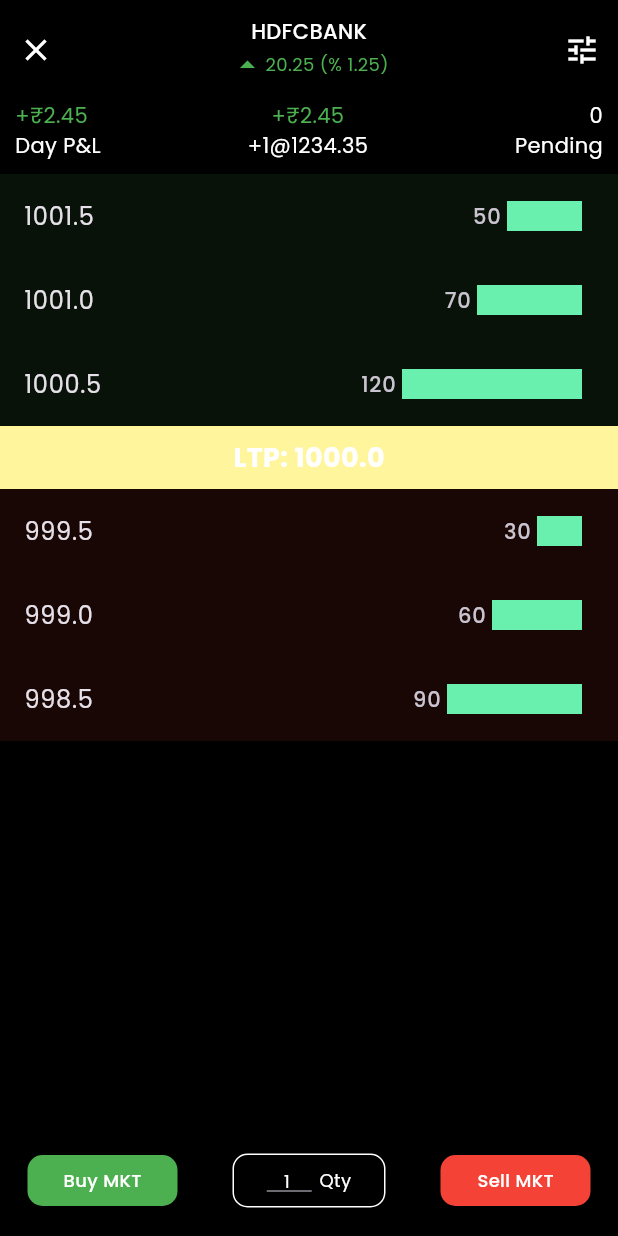
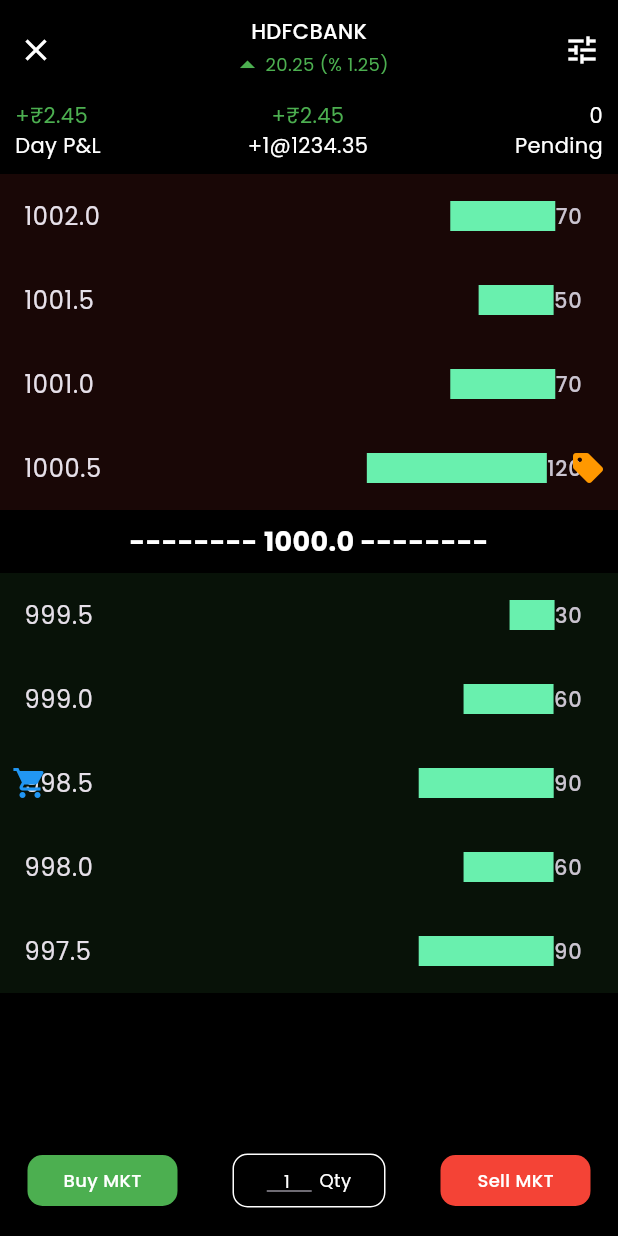
Before and after one commit to abhi-staark/ladder-task, a Flutter app: the screen it shows after launch, on a phone screen of 412 x 824 dp. Run offline on Flutter 3.47's test engine with Material 3 defaults, Android fonts, the phone set to English and light mode, and no system bars; our stand-ins replace google_fonts.

Commit message:
ladder view

```diff
--- a/tradeapp/lib/src/features/ladder_view/presentation/widgets/price_ladder.dart
+++ b/tradeapp/lib/src/features/ladder_view/presentation/widgets/price_ladder.dart
@@ -1,48 +1,184 @@
 import 'package:flutter/material.dart';
+import 'package:tradeapp/src/features/ladder_view/presentation/widgets/price_selection_overlay.dart';
 import 'package:tradeapp/src/utils/helper_functions.dart';
+import 'package:tradeapp/src/widgets/histogram.dart';
 import 'package:tradeapp/src/widgets/price_tile.dart';
 
-class PriceLadder extends StatelessWidget {
-  // Sample Data for Bids and Asks
-  final List<Map<String, String>> bids = [
-    {'price': '1001.5', 'quantity': '50'},
-    {'price': '1001.0', 'quantity': '70'},
-    {'price': '1000.5', 'quantity': '120'},
+import 'package:flutter/material.dart';
+
+class PriceLadder extends StatefulWidget {
+  final List<Map<String, dynamic>> asks = [
+    {'price': '1002.0', 'oi': '70', 'orderStatus': 'noOrder'},
+    {'price': '1001.5', 'oi': '50', 'orderStatus': 'noOrder'},
+    {'price': '1001.0', 'oi': '70', 'orderStatus': 'noOrder'},
+    {'price': '1000.5', 'oi': '120', 'orderStatus': 'openSell'},
   ];
 
-  final List<Map<String, String>> asks = [
-    {'price': '999.5', 'quantity': '30'},
-    {'price': '999.0', 'quantity': '60'},
-    {'price': '998.5', 'quantity': '90'},
+  final List<Map<String, dynamic>> bids = [
+    {'price': '999.5', 'oi': '30', 'orderStatus': 'noOrder'},
+    {'price': '999.0', 'oi': '60', 'orderStatus': 'noOrder'},
+    {'price': '998.5', 'oi': '90', 'orderStatus': 'openBuy'},
+    {'price': '998.0', 'oi': '60', 'orderStatus': 'noOrder'},
+    {'price': '997.5', 'oi': '90', 'orderStatus': 'noOrder'},
   ];
 
-  final String ltp = '1000.0'; // Last Traded Price
+  final String ltp = '1000.0';
 
   PriceLadder({super.key});
+
+  @override
+  _PriceLadderState createState() => _PriceLadderState();
+}
+
+class _PriceLadderState extends State<PriceLadder> {
+  // Function to handle placing buy order
+  void _handleBuy(String price, List<Map<String, dynamic>> list) {
+    setState(() {
+      for (var item in list) {
+        if (item['price'] == price) {
+          item['orderStatus'] = 'openBuy';
+        }
+      }
+    });
+  }
+
+  // Function to handle placing sell order
+  void _handleSell(String price, List<Map<String, dynamic>> list) {
+    setState(() {
+      for (var item in list) {
+        if (item['price'] == price) {
+          item['orderStatus'] = 'openSell';
+        }
+      }
+    });
+  }
+
+  // Function to modify the price of an existing order after drag
+  void _modifyOrder(String newPrice, Map<String, dynamic> order,
+      List<Map<String, dynamic>> list) {
+    setState(() {
+      order['price'] = newPrice;
+    });
+  }
+
+  // Build draggable price tile for each price level
+  Widget _buildDraggableTile(
+      Map<String, dynamic> item, Color color, bool isAsk) {
+    return Draggable<Map<String, dynamic>>(
+      data: item,
+      feedback: Material(
+        child: Container(
+          width: 250,
+          child: ListTile(
+            tileColor: color.withOpacity(0.5),
+            title: Text(item['price'], style: const TextStyle(fontSize: 16)),
+            trailing: Icon(
+              isAsk ? Icons.sell : Icons.shopping_cart,
+              color: isAsk ? Colors.orange : Colors.blue,
+            ),
+          ),
+        ),
+      ),
+      childWhenDragging: Container(
+        color: color.withOpacity(0.1),
+      ),
+      child: _buildPriceTile(item, color, isAsk),
+    );
+  }
+
+  // Build price tile for each price level (buy or sell)
+  Widget _buildPriceTile(Map<String, dynamic> item, Color color, bool isAsk) {
+    String orderStatus = item['orderStatus'];
+
+    return DragTarget<Map<String, dynamic>>(
+      onWillAccept: (draggedItem) {
+        final double draggedPrice = double.parse(draggedItem?['price'] ?? '0');
+        final double targetPrice = double.parse(item['price']);
+        final double ltp = double.parse(widget.ltp);
+
+        if (isAsk) {
+          // Allow dragging for sell orders within the range until LTP
+          return draggedPrice >= targetPrice && targetPrice > ltp;
+        } else {
+          // Allow dragging for buy orders within the range until LTP
+          return draggedPrice <= targetPrice && targetPrice < ltp;
+        }
+      },
+      onAccept: (draggedItem) {
+        _modifyOrder(
+            item['price'], draggedItem, isAsk ? widget.asks : widget.bids);
+      },
+      builder: (context, candidateData, rejectedData) {
+        return Stack(
+          children: [
+            ListTile(
+              tileColor: color.withOpacity(0.1),
+              title: Text(item['price'], style: const TextStyle(fontSize: 16)),
+              trailing: Row(
+                mainAxisSize: MainAxisSize.min,
+                mainAxisAlignment: MainAxisAlignment.end,
+                children: [
+                  HistogramBar(value: int.parse(item['oi'])),
+                ],
+              ),
+              onTap: () {
+                // Show the overlay to place an order when tapping a price tile
+                showModalBottomSheet(
+                  context: context,
+                  builder: (context) {
+                    return PriceSelectionOverlay(
+                      price: item['price'],
+                      onBuy: () => _handleBuy(
+                          item['price'], isAsk ? widget.asks : widget.bids),
+                      onSell: () => _handleSell(
+                          item['price'], isAsk ? widget.asks : widget.bids),
+                    );
+                  },
+                );
+              },
+            ),
+            if (orderStatus == 'openBuy')
+              Positioned(
+                left: 8,
+                top: 0,
+                bottom: 0,
+                child: Icon(
+                  Icons.shopping_cart,
+                  color: Colors.blue,
+                  size: 24,
+                ),
+              ),
+            if (orderStatus == 'openSell')
+              Positioned(
+                right: 8,
+                top: 0,
+                bottom: 0,
+                child: Icon(
+                  Icons.sell,
+                  color: Colors.orange,
+                  size: 24,
+                ),
+              ),
+          ],
+        );
+      },
+    );
+  }
 
   @override
   Widget build(BuildContext context) {
     return ListView(
       children: [
-        // Bids Section (Above LTP)
-        ...bids.map(
-          (bid) => PriceTile(
-            price: bid['price']!,
-            quantity: bid['quantity']!,
-            color: Colors.green, // Green for bids
-            onTap: () {
-              showPriceSelectionOverlay(context, bid['price']!);
-            },
-          ),
+        ...widget.asks.map(
+          (ask) => ask['orderStatus'] == 'noOrder'
+              ? _buildPriceTile(ask, Colors.red, true)
+              : _buildDraggableTile(ask, Colors.red, true),
         ),
-
-        // LTP (Last Traded Price)
         Container(
           padding: const EdgeInsets.symmetric(vertical: 8.0),
-          color: Colors.yellow.shade200,
           child: Center(
             child: Text(
-              'LTP: $ltp',
+              '-------- ${widget.ltp} --------',
               style: const TextStyle(
                 fontSize: 18,
                 fontWeight: FontWeight.bold,
@@ -50,17 +186,10 @@
             ),
           ),
         ),
-
-        // Asks Section (Below LTP)
-        ...asks.map(
-          (ask) => PriceTile(
-            price: ask['price']!,
-            quantity: ask['quantity']!,
-            color: Colors.red, // Red for asks
-            onTap: () {
-              showPriceSelectionOverlay(context, ask['price']!);
-            },
-          ),
+        ...widget.bids.map(
+          (bid) => bid['orderStatus'] == 'noOrder'
+              ? _buildPriceTile(bid, Colors.green, false)
+              : _buildDraggableTile(bid, Colors.green, false),
         ),
       ],
     );
--- a/tradeapp/lib/src/features/ladder_view/presentation/widgets/price_selection_overlay.dart
+++ b/tradeapp/lib/src/features/ladder_view/presentation/widgets/price_selection_overlay.dart
@@ -18,7 +18,7 @@
       mainAxisAlignment: MainAxisAlignment.spaceBetween,
       children: [
         ElevatedButton(onPressed: onBuy, child: const Text('Buy STP')),
-        ElevatedButton(onPressed: () {}, child: Text(price)),
+        Text(price),
         ElevatedButton(onPressed: onSell, child: const Text('Sell STP')),
       ],
     );
--- a/tradeapp/lib/src/widgets/histogram.dart
+++ b/tradeapp/lib/src/widgets/histogram.dart
@@ -7,10 +7,15 @@
 
   @override
   Widget build(BuildContext context) {
-    return Container(
-      width: value.toDouble(),
-      height: 20,
-      color: Colors.greenAccent,
+    return Row(
+      children: [
+        Container(
+          width: value.toDouble(),
+          height: 20,
+          color: Colors.greenAccent,
+        ),
+        Text(value.toString()),
+      ],
     );
   }
 }
```
Also changed, not shown: tradeapp/lib/src/widgets/price_tile.dart (+51 -13 lines).
